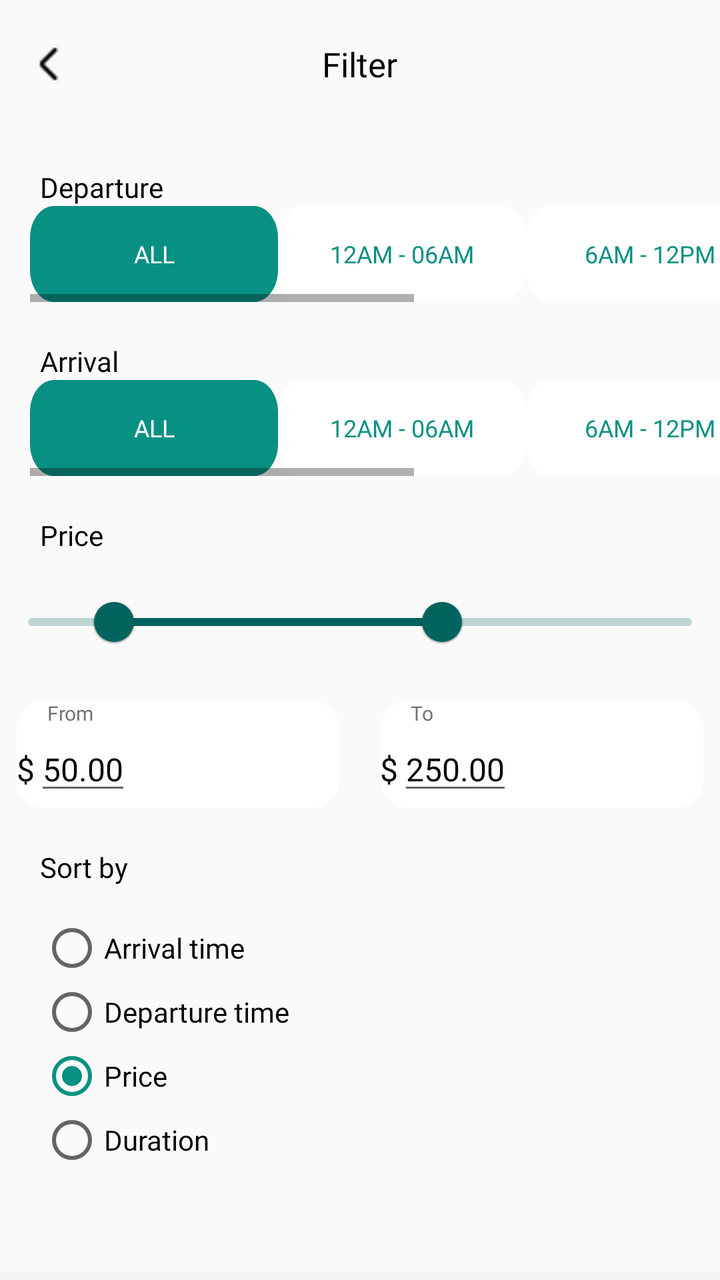
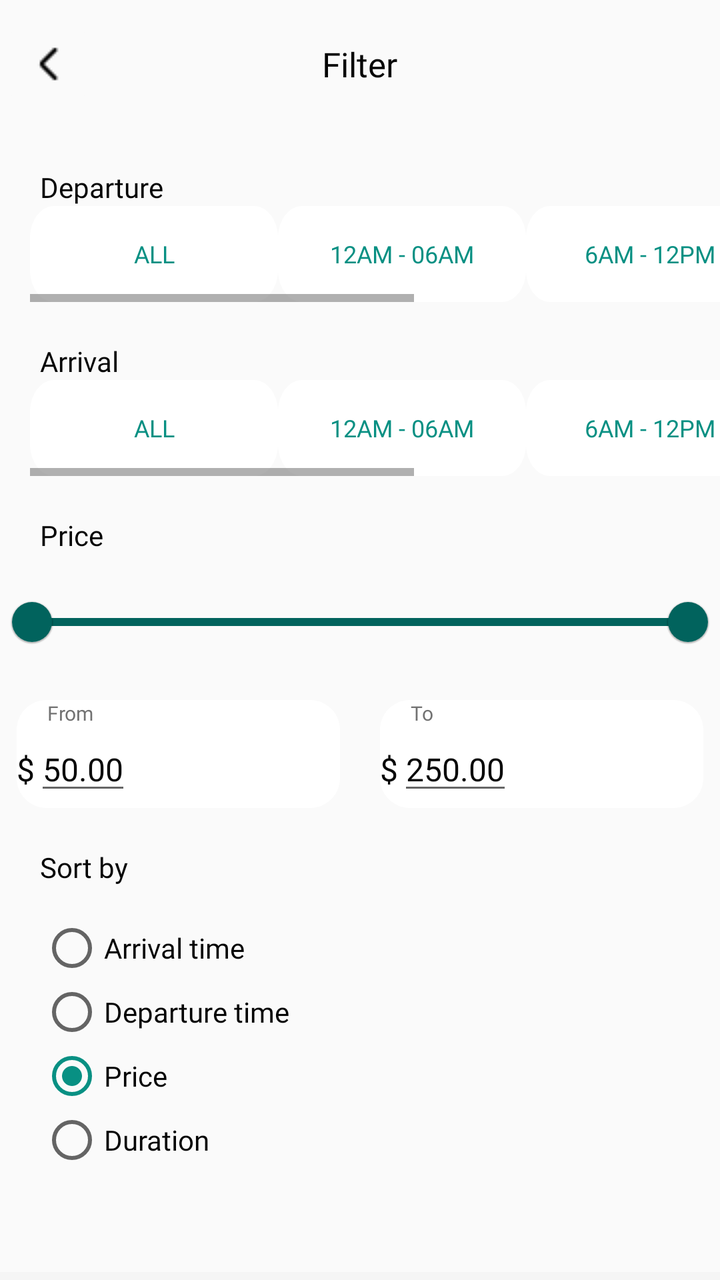

The first picture is an Android layout as it rendered before a commit; the second is the same layout after the commit. The layout source and the unified diff follow.
<!-- AndroidManifest.xml: application theme Theme.TravelApplication -->
<!-- res/layout/fragment_flights_filter.xml -->
<?xml version="1.0" encoding="utf-8"?>
<RelativeLayout xmlns:android="http://schemas.android.com/apk/res/android"
    xmlns:tools="http://schemas.android.com/tools"
    android:layout_width="match_parent"
    android:layout_height="match_parent"
    xmlns:app="http://schemas.android.com/apk/res-auto"
    tools:context=".fragments.FlightsFilterFragment">

    
    <RelativeLayout
        android:id="@+id/flightsFilterNavBar"
        android:layout_width="match_parent"
        android:layout_height="wrap_content"
        android:layout_alignParentStart="true"
        android:layout_alignParentEnd="true"
        android:layout_marginTop="10dp">

        <ImageButton
            android:id="@+id/filter_back_button"
            android:layout_width="wrap_content"
            android:layout_height="wrap_content"
            android:contentDescription="@string/back_button_app_bar"
            android:backgroundTint="@color/screen"
            android:src="@drawable/ic_chevron"/>

        <TextView
            android:id="@+id/transport_booking_title"
            android:layout_width="wrap_content"
            android:layout_height="wrap_content"
            android:layout_centerInParent="true"
            android:text="@string/flights_filter_title"
            android:textSize="17sp"
            android:fontFamily="@font/poppins_bold"
            android:textAppearance="@style/title" />
    </RelativeLayout>

    
    <androidx.core.widget.NestedScrollView
        android:layout_width="match_parent"
        android:layout_height="wrap_content"
        android:layout_below="@+id/flightsFilterNavBar">

        <RelativeLayout
            android:id="@+id/filter_content_field"
            android:layout_width="match_parent"
            android:layout_height="wrap_content"
            android:layout_marginTop="30dp">

            
            <RelativeLayout
                android:id="@+id/filter_departure_field"
                android:layout_width="wrap_content"
                android:layout_height="wrap_content"
                android:layout_centerHorizontal="true">

                
                <TextView
                    android:id="@+id/filter_departure_text"
                    android:layout_width="wrap_content"
                    android:layout_height="wrap_content"
                    android:text="@string/departure_text"
                    android:textSize="14sp"
                    android:textColor="@color/text_primary"
                    android:fontFamily="@font/poppins_bold"
                    android:lineSpacingExtra="-1sp"
                    android:layout_marginStart="20dp"
                    android:gravity="top" />

                
                <HorizontalScrollView
                    android:layout_width="wrap_content"
                    android:layout_height="wrap_content"
                    android:layout_marginStart="15dp"
                    android:layout_below="@id/filter_departure_text">

                    <LinearLayout
                        android:layout_width="wrap_content"
                        android:layout_height="wrap_content"
                        android:orientation="horizontal">
                        <Button
                            android:id="@+id/filter_departure_button_all"
                            android:layout_width="wrap_content"
                            android:layout_height="wrap_content"
                            android:text="@string/all"
                            android:textSize="12sp"
                            android:textColor="@color/white"
                            android:gravity="center"
                            android:fontFamily="@font/poppins_medium"
                            android:background="@drawable/active_filter_time_button" />

                        <Button
                            android:id="@+id/filter_departure_button_1"
                            android:layout_width="wrap_content"
                            android:layout_height="wrap_content"
                            android:text="@string/_12am_06am"
                            android:textSize="12sp"
                            android:textColor="@color/green_500"
                            android:gravity="center"
                            android:fontFamily="@font/poppins_medium"
                            android:background="@drawable/normal_filter_time_button" />

                        <Button
                            android:id="@+id/filter_departure_button_2"
                            android:layout_width="wrap_content"
                            android:layout_height="wrap_content"
                            android:text="@string/_6am_12pm"
                            android:textSize="12sp"
                            android:textColor="@color/green_500"
                            android:gravity="center"
                            android:fontFamily="@font/poppins_medium"
                            android:background="@drawable/normal_filter_time_button" />

                        <Button
                            android:id="@+id/filter_departure_button_3"
                            android:layout_width="wrap_content"
                            android:layout_height="wrap_content"
                            android:text="@string/_12pm_6pm"
                            android:textSize="12sp"
                            android:textColor="@color/green_500"
                            android:gravity="center"
                            android:fontFamily="@font/poppins_medium"
                            android:background="@drawable/normal_filter_time_button" />

                        <Button
                            android:id="@+id/filter_departure_button_4"
                            android:layout_width="wrap_content"
                            android:layout_height="wrap_content"
                            android:text="@string/_6pm_12am"
                            android:textSize="12sp"
                            android:textColor="@color/green_500"
                            android:gravity="center"
                            android:fontFamily="@font/poppins_medium"
                            android:background="@drawable/normal_filter_time_button" />

                    </LinearLayout>
                </HorizontalScrollView>

            </RelativeLayout>

            
            <RelativeLayout
                android:id="@+id/filter_arrival_field"
                android:layout_width="wrap_content"
                android:layout_height="wrap_content"
                android:layout_below="@+id/filter_departure_field"
                android:layout_marginTop="20dp"
                android:layout_centerHorizontal="true">

                
                <TextView
                    android:id="@+id/filter_arrival_text"
                    android:layout_width="wrap_content"
                    android:layout_height="wrap_content"
                    android:text="@string/arrival_text"
                    android:textSize="14sp"
                    android:textColor="@color/text_primary"
                    android:fontFamily="@font/poppins_bold"
                    android:lineSpacingExtra="-1sp"
                    android:layout_marginStart="20dp"
                    android:gravity="top" />

                
                <HorizontalScrollView
                    android:layout_width="wrap_content"
                    android:layout_height="wrap_content"
                    android:layout_marginStart="15dp"
                    android:layout_below="@id/filter_arrival_text">

                    <LinearLayout
                        android:layout_width="wrap_content"
                        android:layout_height="wrap_content"
                        android:orientation="horizontal">

                        <Button
                            android:id="@+id/filter_arrival_button_all"
                            android:layout_width="wrap_content"
                            android:layout_height="wrap_content"
                            android:text="@string/all"
                            android:textSize="12sp"
                            android:textColor="@color/white"
                            android:gravity="center"
                            android:fontFamily="@font/poppins_medium"
                            android:background="@drawable/active_filter_time_button" />

                        <Button
                            android:id="@+id/filter_arrival_button_1"
                            android:layout_width="wrap_content"
                            android:layout_height="wrap_content"
                            android:text="@string/_12am_06am"
                            android:textSize="12sp"
                            android:textColor="@color/green_500"
                            android:gravity="center"
                            android:fontFamily="@font/poppins_medium"
                            android:background="@drawable/normal_filter_time_button" />

                        <Button
                            android:id="@+id/filter_arrival_button_2"
                            android:layout_width="wrap_content"
                            android:layout_height="wrap_content"
                            android:text="@string/_6am_12pm"
                            android:textSize="12sp"
                            android:textColor="@color/green_500"
                            android:gravity="center"
                            android:fontFamily="@font/poppins_medium"
                            android:background="@drawable/normal_filter_time_button" />

                        <Button
                            android:id="@+id/filter_arrival_button_3"
                            android:layout_width="wrap_content"
                            android:layout_height="wrap_content"
                            android:text="@string/_12pm_6pm"
                            android:textSize="12sp"
                            android:textColor="@color/green_500"
                            android:gravity="center"
                            android:fontFamily="@font/poppins_medium"
                            android:background="@drawable/normal_filter_time_button" />

                        <Button
                            android:id="@+id/filter_arrival_button_4"
                            android:layout_width="wrap_content"
                            android:layout_height="wrap_content"
                            android:text="@string/_6pm_12am"
                            android:textSize="12sp"
                            android:textColor="@color/green_500"
                            android:gravity="center"
                            android:fontFamily="@font/poppins_medium"
                            android:background="@drawable/normal_filter_time_button" />

                    </LinearLayout>
                </HorizontalScrollView>

            </RelativeLayout>

            
            <RelativeLayout
                android:id="@+id/filter_price_field"
                android:layout_width="wrap_content"
                android:layout_height="wrap_content"
                android:layout_marginTop="20dp"
                android:layout_below="@+id/filter_arrival_field">

                
                <TextView
                    android:id="@+id/filter_price_text"
                    android:layout_width="wrap_content"
                    android:layout_height="wrap_content"
                    android:text="@string/price_text"
                    android:textSize="14sp"
                    android:textColor="@color/text_primary"
                    android:fontFamily="@font/poppins_bold"
                    android:lineSpacingExtra="-1sp"
                    android:layout_marginStart="20dp"
                    android:gravity="top" />

                <com.google.android.material.slider.RangeSlider
                    android:id="@+id/filter_price_slider"
                    android:layout_width="match_parent"
                    android:layout_height="wrap_content"
                    android:layout_below="@+id/filter_price_text"
                    android:layout_marginTop="10dp"
                    android:valueFrom="0"
                    android:valueTo="400"
                    app:tickColor="@color/green_500"
                    app:values="@array/filter_price_slider_values"
                    android:theme="@style/MyMaterialTheme"/>

                
                <RelativeLayout
                    android:id="@+id/filter_price_from_to_field"
                    android:layout_width="wrap_content"
                    android:layout_height="wrap_content"
                    android:layout_centerHorizontal="true"
                    android:layout_below="@+id/filter_price_slider"
                    android:layout_marginTop="15dp">

                    
                    <RelativeLayout
                        android:id="@+id/filter_price_from_field"
                        android:layout_width="wrap_content"
                        android:layout_height="wrap_content"
                        android:background="@drawable/filter_price_field">

                        <TextView
                            android:id="@+id/filter_price_from_text"
                            android:layout_width="wrap_content"
                            android:layout_height="wrap_content"
                            android:text="@string/from"
                            android:textSize="10sp"
                            android:textColor="@color/text_secondary"
                            android:fontFamily="@font/poppins_medium"
                            android:lineSpacingExtra="1sp"
                            android:translationY="-0.5sp"
                            android:gravity="center_horizontal|top"
                            android:layout_marginStart="15dp"/>

                        <RelativeLayout
                            android:id="@+id/price_from_input_field"
                            android:layout_width="wrap_content"
                            android:layout_height="wrap_content"
                            android:layout_below="@+id/filter_price_from_text">
                            <TextView
                                android:id="@+id/price_from_dollar"
                                android:layout_width="wrap_content"
                                android:layout_height="wrap_content"
                                android:layout_marginTop="10dp"
                                android:text="@string/dollar_sign"
                                android:textColor="@color/text_primary"
                                android:textSize="16sp"
                                android:fontFamily="@font/poppins_medium"
                                android:gravity="bottom|end"/>
                            <EditText
                                android:id="@+id/filter_price_from_value"
                                android:layout_width="wrap_content"
                                android:layout_height="wrap_content"
                                android:layout_toEndOf="@+id/price_from_dollar"
                                android:inputType="number"
                                android:text="@string/fifty_decimal"
                                android:textColor="@color/text_primary"
                                android:textSize="16sp"
                                android:fontFamily="@font/poppins_medium"
                                android:lineSpacingExtra="-2sp" />
                        </RelativeLayout>

                    </RelativeLayout>

                    
                    <RelativeLayout
                        android:id="@+id/filter_price_to_field"
                        android:layout_width="wrap_content"
                        android:layout_height="wrap_content"
                        android:layout_toEndOf="@+id/filter_price_from_field"
                        android:layout_marginStart="20dp"
                        android:background="@drawable/filter_price_field">

                        <TextView
                            android:id="@+id/filter_price_to_text"
                            android:layout_width="wrap_content"
                            android:layout_height="wrap_content"
                            android:text="@string/to_text"
                            android:textSize="10sp"
                            android:textColor="@color/text_secondary"
                            android:fontFamily="@font/poppins_medium"
                            android:lineSpacingExtra="1sp"
                            android:translationY="-0.5sp"
                            android:gravity="center_horizontal|top"
                            android:layout_marginStart="15dp"/>

                        <RelativeLayout
                            android:id="@+id/price_to_input_field"
                            android:layout_width="wrap_content"
                            android:layout_height="wrap_content"
                            android:layout_below="@+id/filter_price_to_text">
                            <TextView
                                android:id="@+id/price_to_dollar"
                                android:layout_width="wrap_content"
                                android:layout_height="wrap_content"
                                android:layout_marginTop="10dp"
                                android:text="@string/dollar_sign"
                                android:textColor="@color/text_primary"
                                android:textSize="16sp"
                                android:fontFamily="@font/poppins_medium"
                                android:gravity="bottom|end"/>
                            <EditText
                                android:id="@+id/filter_price_to_value"
                                android:layout_width="wrap_content"
                                android:layout_height="wrap_content"
                                android:layout_toEndOf="@+id/price_to_dollar"
                                android:inputType="number"
                                android:text="@string/_250_decimal"
                                android:textColor="@color/text_primary"
                                android:textSize="16sp"
                                android:fontFamily="@font/poppins_medium"
                                android:lineSpacingExtra="-2sp" />
                        </RelativeLayout>

                    </RelativeLayout>

                </RelativeLayout>


            </RelativeLayout>

            
            <RelativeLayout
                android:id="@+id/filter_sort_field"
                android:layout_width="wrap_content"
                android:layout_height="wrap_content"
                android:layout_below="@+id/filter_price_field"
                android:layout_marginTop="20dp">

                <TextView
                    android:id="@+id/filter_sort_by_text"
                    android:layout_width="wrap_content"
                    android:layout_height="wrap_content"
                    android:text="@string/sort_by"
                    android:textSize="14sp"
                    android:textColor="@color/text_primary"
                    android:fontFamily="@font/poppins_bold"
                    android:lineSpacingExtra="-1sp"
                    android:gravity="top"
                    android:layout_marginStart="20dp"/>

                <RadioGroup
                    android:id="@+id/filter_sort_radio_group"
                    android:layout_width="wrap_content"
                    android:layout_height="wrap_content"
                    android:layout_below="@+id/filter_sort_by_text"
                    android:layout_marginTop="15dp"
                    android:layout_marginStart="20dp">

                    <RadioButton
                        android:id="@+id/filter_arrivalTime_radioButton"
                        android:layout_width="wrap_content"
                        android:layout_height="wrap_content"
                        android:checked="false"
                        android:text="@string/arrival_time"
                        android:textColor="@color/text_primary"
                        android:fontFamily="@font/poppins_medium"
                        android:textSize="14sp" />
                    <RadioButton
                        android:id="@+id/filter_departureTime_radioButton"
                        android:layout_width="wrap_content"
                        android:layout_height="wrap_content"
                        android:checked="false"
                        android:text="@string/departure_time"
                        android:textColor="@color/text_primary"
                        android:fontFamily="@font/poppins_medium"
                        android:textSize="14sp" />
                    <RadioButton
                        android:id="@+id/filter_price_radioButton"
                        android:layout_width="wrap_content"
                        android:layout_height="wrap_content"
                        android:checked="true"
                        android:text="@string/price_text"
                        android:textColor="@color/text_primary"
                        android:fontFamily="@font/poppins_medium"
                        android:textSize="14sp" />
                    <RadioButton
                        android:id="@+id/filter_duration_radioButton"
                        android:layout_width="wrap_content"
                        android:layout_height="wrap_content"
                        android:checked="false"
                        android:text="@string/duration_text"
                        android:textColor="@color/text_primary"
                        android:fontFamily="@font/poppins_medium"
                        android:textSize="14sp" />
                </RadioGroup>

            </RelativeLayout>

            
            <LinearLayout
                android:id="@+id/filter_reset_done_buttons"
                android:layout_width="match_parent"
                android:layout_height="wrap_content"
                android:orientation="horizontal"
                android:layout_below="@+id/filter_sort_field"
                android:layout_marginTop="50dp"
                android:background="#F5F5F5">

                
                <Button
                    android:id="@+id/filter_reset_button"
                    android:layout_width="0dp"
                    android:layout_height="wrap_content"
                    android:layout_weight="1"
                    android:text="@string/reset"
                    android:textColor="@color/peach_300"
                    android:fontFamily="@font/poppins_bold"
                    android:layout_margin="10dp"
                    android:background="@drawable/filter_reset_button" />

                
                <Button
                    android:id="@+id/filter_done_button"
                    android:layout_width="0dp"
                    android:layout_height="wrap_content"
                    android:layout_weight="1"
                    android:text="@string/done"
                    android:textColor="@color/white"
                    android:fontFamily="@font/poppins_bold"
                    android:layout_margin="10dp"
                    android:background="@drawable/filter_done_button" />

            </LinearLayout>

            <View
                android:layout_width="match_parent"
                android:layout_height="100dp"/>

        </RelativeLayout>

    </androidx.core.widget.NestedScrollView>

</RelativeLayout>
<!-- resources referenced by this layout -->
<resources>
  <array name="filter_price_slider_values">
          <item>50.0f</item>
          <item>250.0f</item>
      </array>
  <color name="green_500">#089083</color>
  <color name="peach_300">#FEA36B</color>
  <color name="screen">#FAFAFA</color>
  <color name="text_primary">#050505</color>
  <color name="text_secondary">#727272</color>
  <color name="white">#FFFFFFFF</color>
  <!-- drawable active_filter_time_button (drawable) -->
  <?xml version="1.0" encoding="utf-8"?>
  
  <vector
      xmlns:android="http://schemas.android.com/apk/res/android"
      xmlns:aapt="http://schemas.android.com/aapt"
      android:width="124dp"
      android:height="36dp"
      android:viewportWidth="124"
      android:viewportHeight="36">
      <group>
          <clip-path
              android:pathData="M12 0H112C118.627 0 124 5.37258 124 12V24C124 30.6274 118.627 36 112 36H12C5.37258 36 0 30.6274 0 24V12C0 5.37258 5.37258 0 12 0Z"
              />
          <path
              android:pathData="M0 0V36H124V0"
              android:fillColor="#089083"
              />
      </group>
  </vector>
  <!-- drawable normal_filter_time_button (drawable) -->
  <?xml version="1.0" encoding="utf-8"?>
  
  <vector
      xmlns:android="http://schemas.android.com/apk/res/android"
      xmlns:aapt="http://schemas.android.com/aapt"
      android:width="124dp"
      android:height="36dp"
      android:viewportWidth="124"
      android:viewportHeight="36"
      >
      <group>
          <clip-path
              android:pathData="M12 0H112C118.627 0 124 5.37258 124 12V24C124 30.6274 118.627 36 112 36H12C5.37258 36 0 30.6274 0 24V12C0 5.37258 5.37258 0 12 0Z"
              />
          <path
              android:pathData="M0 0V36H124V0"
              android:fillColor="#FFFFFF"
              />
      </group>
  </vector>
  <string name="_12am_06am">12AM - 06AM</string>
  <string name="_12pm_6pm">12PM - 6PM</string>
  <string name="_250_decimal">250.00</string>
  <string name="_6am_12pm">6AM - 12PM</string>
  <string name="_6pm_12am">6PM - 12AM</string>
  <string name="all">All</string>
  <string name="arrival_text">Arrival</string>
  <string name="arrival_time">Arrival time</string>
  <string name="back_button_app_bar">Back</string>
  <string name="departure_text">Departure</string>
  <string name="departure_time">Departure time</string>
  <string name="dollar_sign">$</string>
  <string name="done">Done</string>
  <string name="duration_text">Duration</string>
  <string name="fifty_decimal">50.00</string>
  <string name="flights_filter_title">Filter</string>
  <string name="from">From</string>
  <string name="price_text">Price</string>
  <string name="reset">Reset</string>
  <string name="sort_by">Sort by</string>
  <string name="to_text">To</string>
  <style name="MyMaterialTheme" parent="Theme.MaterialComponents.Light.NoActionBar">
          
          <item name="colorPrimary">@color/green_700</item>
      </style>
  <style name="title">
          <item name="android:textSize">18sp</item>
          <item name="android:textColor">#050505</item>
      </style>
  <style name="Theme.TravelApplication" parent="Base.Theme.TravelApplication" />
  <color name="green_700">#01635D</color>
  <style name="Base.Theme.TravelApplication" parent="Theme.AppCompat.DayNight.NoActionBar">
          
          <item name="colorPrimary">@color/text_primary</item>
          <item name="android:windowBackground">@color/screen</item>
          <item name="android:textColorPrimary">@color/text_primary</item>
          <item name="colorAccent">@color/green_500</item>
          
      </style>
  <!-- unchanged entries left out for length: 4 -->
</resources>

<!-- the commit's change to res/layout/fragment_flights_filter.xml (unified diff, before → after) -->
@@ -83,10 +83,10 @@
                             android:layout_height="wrap_content"
                             android:text="@string/all"
                             android:textSize="12sp"
-                            android:textColor="@color/white"
-                            android:gravity="center"
-                            android:fontFamily="@font/poppins_medium"
-                            android:background="@drawable/active_filter_time_button" />
+                            android:textColor="@color/green_500"
+                            android:gravity="center"
+                            android:fontFamily="@font/poppins_medium"
+                            android:background="@drawable/normal_filter_time_button" />
 
                         <Button
                             android:id="@+id/filter_departure_button_1"
@@ -177,10 +177,10 @@
                             android:layout_height="wrap_content"
                             android:text="@string/all"
                             android:textSize="12sp"
-                            android:textColor="@color/white"
-                            android:gravity="center"
-                            android:fontFamily="@font/poppins_medium"
-                            android:background="@drawable/active_filter_time_button" />
+                            android:textColor="@color/green_500"
+                            android:gravity="center"
+                            android:fontFamily="@font/poppins_medium"
+                            android:background="@drawable/normal_filter_time_button" />
 
                         <Button
                             android:id="@+id/filter_arrival_button_1"
<!-- resource entries referenced after the edit -->
@@ -1,8 +1,8 @@
 <!-- resources referenced by this layout -->
 <resources>
   <array name="filter_price_slider_values">
-          <item>50.0f</item>
-          <item>250.0f</item>
+          <item>0.0f</item>
+          <item>400.0f</item>
       </array>
   <color name="green_500">#089083</color>
   <color name="peach_300">#FEA36B</color>
@@ -10,26 +10,6 @@
   <color name="text_primary">#050505</color>
   <color name="text_secondary">#727272</color>
   <color name="white">#FFFFFFFF</color>
-  <!-- drawable active_filter_time_button (drawable) -->
-  <?xml version="1.0" encoding="utf-8"?>
-  
-  <vector
-      xmlns:android="http://schemas.android.com/apk/res/android"
-      xmlns:aapt="http://schemas.android.com/aapt"
-      android:width="124dp"
-      android:height="36dp"
-      android:viewportWidth="124"
-      android:viewportHeight="36">
-      <group>
-          <clip-path
-              android:pathData="M12 0H112C118.627 0 124 5.37258 124 12V24C124 30.6274 118.627 36 112 36H12C5.37258 36 0 30.6274 0 24V12C0 5.37258 5.37258 0 12 0Z"
-              />
-          <path
-              android:pathData="M0 0V36H124V0"
-              android:fillColor="#089083"
-              />
-      </group>
-  </vector>
   <!-- drawable normal_filter_time_button (drawable) -->
   <?xml version="1.0" encoding="utf-8"?>
   
